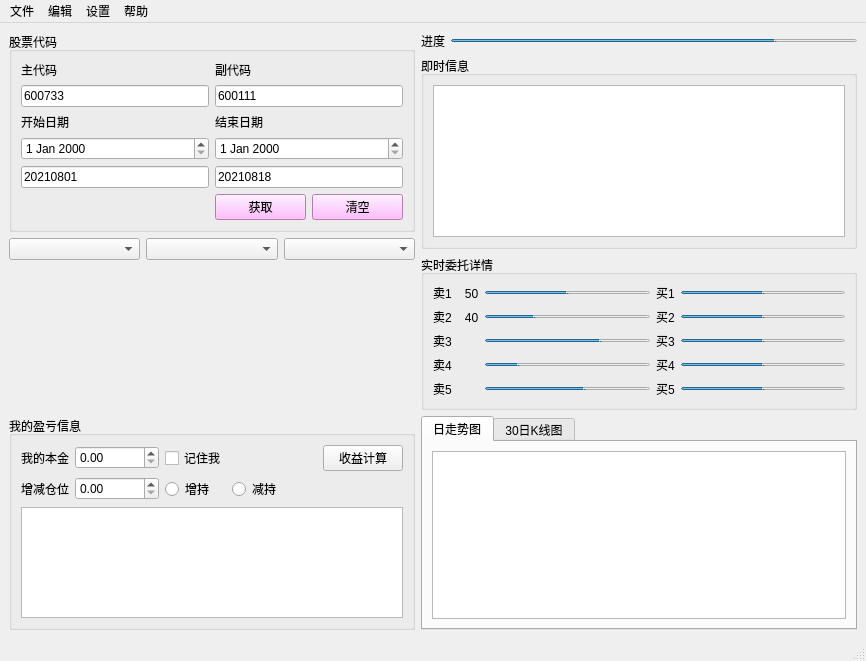
Old version of the form StockUI.ui in the repository yangjiameng/Stock_Monitoring.
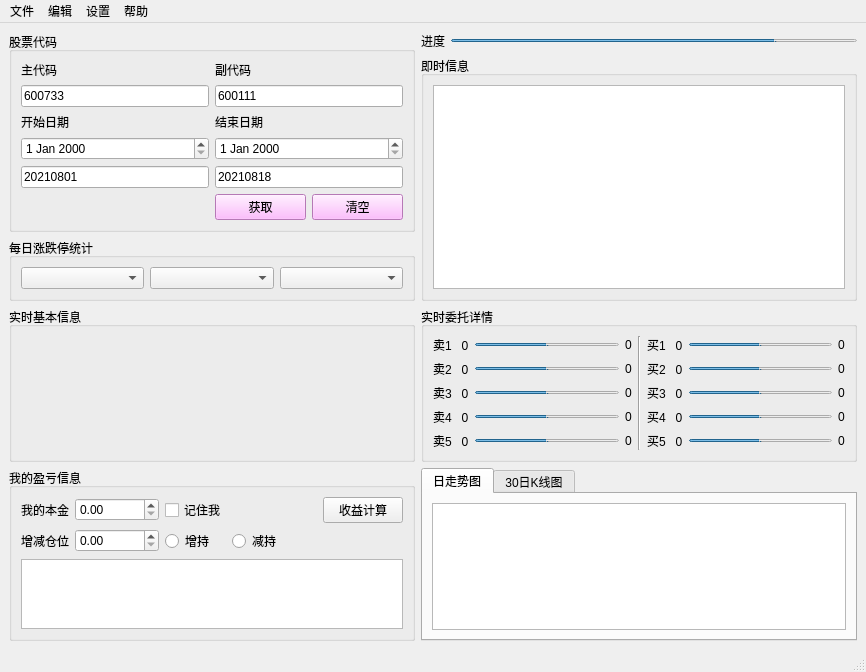
New version of the form. Custom widgets are drawn as their Qt base class.

Commit message: 更新买卖实时数据

What changed in the file:
```diff
--- a/StockUI.ui
+++ b/StockUI.ui
@@ -25,6 +25,389 @@
       </property>
      </widget>
     </item>
+    <item row="0" column="2">
+     <widget class="QProgressBar" name="progressBar_stock">
+      <property name="maximumSize">
+       <size>
+        <width>16777215</width>
+        <height>3</height>
+       </size>
+      </property>
+      <property name="styleSheet">
+       <string notr="true"/>
+      </property>
+      <property name="value">
+       <number>80</number>
+      </property>
+      <property name="textVisible">
+       <bool>false</bool>
+      </property>
+     </widget>
+    </item>
+    <item row="2" column="1" colspan="2">
+     <widget class="QGroupBox" name="groupBox_2">
+      <property name="title">
+       <string>实时委托详情</string>
+      </property>
+      <layout class="QGridLayout" name="gridLayout_8">
+       <item row="1" column="6">
+        <widget class="QLabel" name="label_b2">
+         <property name="text">
+          <string>0</string>
+         </property>
+        </widget>
+       </item>
+       <item row="1" column="0">
+        <widget class="QLabel" name="label_sell2">
+         <property name="text">
+          <string>卖2   0</string>
+         </property>
+        </widget>
+       </item>
+       <item row="3" column="1">
+        <widget class="QProgressBar" name="progressBar_s4">
+         <property name="maximumSize">
+          <size>
+           <width>16777215</width>
+           <height>3</height>
+          </size>
+         </property>
+         <property name="value">
+          <number>50</number>
+         </property>
+         <property name="textVisible">
+          <bool>false</bool>
+         </property>
+        </widget>
+       </item>
+       <item row="4" column="0">
+        <widget class="QLabel" name="label_sell5">
+         <property name="text">
+          <string>卖5   0</string>
+         </property>
+        </widget>
+       </item>
+       <item row="0" column="4">
+        <widget class="QLabel" name="label_buy1">
+         <property name="text">
+          <string>买1   0</string>
+         </property>
+        </widget>
+       </item>
+       <item row="3" column="4">
+        <widget class="QLabel" name="label_buy4">
+         <property name="text">
+          <string>买4   0</string>
+         </property>
+        </widget>
+       </item>
+       <item row="3" column="2">
+        <widget class="QLabel" name="label_s4">
+         <property name="text">
+          <string>0</string>
+         </property>
+        </widget>
+       </item>
+       <item row="4" column="1">
+        <widget class="QProgressBar" name="progressBar_s5">
+         <property name="maximumSize">
+          <size>
+           <width>16777215</width>
+           <height>3</height>
+          </size>
+         </property>
+         <property name="value">
+          <number>50</number>
+         </property>
+         <property name="textVisible">
+          <bool>false</bool>
+         </property>
+        </widget>
+       </item>
+       <item row="2" column="5">
+        <widget class="QProgressBar" name="progressBar_b3">
+         <property name="maximumSize">
+          <size>
+           <width>16777215</width>
+           <height>3</height>
+          </size>
+         </property>
+         <property name="value">
+          <number>50</number>
+         </property>
+         <property name="textVisible">
+          <bool>false</bool>
+         </property>
+        </widget>
+       </item>
+       <item row="0" column="2">
+        <widget class="QLabel" name="label_s1">
+         <property name="text">
+          <string>0</string>
+         </property>
+        </widget>
+       </item>
+       <item row="0" column="1">
+        <widget class="QProgressBar" name="progressBar_s1">
+         <property name="maximumSize">
+          <size>
+           <width>16777215</width>
+           <height>3</height>
+          </size>
+         </property>
+         <property name="value">
+          <number>50</number>
+         </property>
+         <property name="textVisible">
+          <bool>false</bool>
+         </property>
+        </widget>
+       </item>
+       <item row="2" column="0">
+        <widget class="QLabel" name="label_sell3">
+         <property name="text">
+          <string>卖3   0</string>
+         </property>
+        </widget>
+       </item>
+       <item row="4" column="6">
+        <widget class="QLabel" name="label_b5">
+         <property name="text">
+          <string>0</string>
+         </property>
+        </widget>
+       </item>
+       <item row="2" column="4">
+        <widget class="QLabel" name="label_buy3">
+         <property name="text">
+          <string>买3   0</string>
+         </property>
+        </widget>
+       </item>
+       <item row="1" column="2">
+        <widget class="QLabel" name="label_s2">
+         <property name="text">
+          <string>0</string>
+         </property>
+        </widget>
+       </item>
+       <item row="1" column="1">
+        <widget class="QProgressBar" name="progressBar_s2">
+         <property name="maximumSize">
+          <size>
+           <width>16777215</width>
+           <height>3</height>
+          </size>
+         </property>
+         <property name="value">
+          <number>50</number>
+         </property>
+         <property name="textVisible">
+          <bool>false</bool>
+         </property>
+        </widget>
+       </item>
+       <item row="2" column="1">
+        <widget class="QProgressBar" name="progressBar_s3">
+         <property name="maximumSize">
+          <size>
+           <width>16777215</width>
+           <height>3</height>
+          </size>
+         </property>
+         <property name="styleSheet">
+          <string notr="true"/>
+         </property>
+         <property name="value">
+          <number>50</number>
+         </property>
+         <property name="textVisible">
+          <bool>false</bool>
+         </property>
+        </widget>
+       </item>
+       <item row="3" column="5">
+        <widget class="QProgressBar" name="progressBar_b4">
+         <property name="maximumSize">
+          <size>
+           <width>16777215</width>
+           <height>3</height>
+          </size>
+         </property>
+         <property name="value">
+          <number>50</number>
+         </property>
+         <property name="textVisible">
+          <bool>false</bool>
+         </property>
+        </widget>
+       </item>
+       <item row="0" column="0">
+        <widget class="QLabel" name="label_sell1">
+         <property name="text">
+          <string>卖1   0</string>
+         </property>
+        </widget>
+       </item>
+       <item row="4" column="4">
+        <widget class="QLabel" name="label_buy5">
+         <property name="text">
+          <string>买5   0</string>
+         </property>
+        </widget>
+       </item>
+       <item row="0" column="6">
+        <widget class="QLabel" name="label_b1">
+         <property name="text">
+          <string>0</string>
+         </property>
+        </widget>
+       </item>
+       <item row="3" column="0">
+        <widget class="QLabel" name="label_sell4">
+         <property name="text">
+          <string>卖4   0</string>
+         </property>
+        </widget>
+       </item>
+       <item row="3" column="6">
+        <widget class="QLabel" name="label_b4">
+         <property name="text">
+          <string>0</string>
+         </property>
+        </widget>
+       </item>
+       <item row="1" column="5">
+        <widget class="QProgressBar" name="progressBar_b2">
+         <property name="maximumSize">
+          <size>
+           <width>16777215</width>
+           <height>3</height>
+          </size>
+         </property>
+         <property name="value">
+          <number>50</number>
+         </property>
+         <property name="textVisible">
+          <bool>false</bool>
+         </property>
+        </widget>
+       </item>
+       <item row="2" column="2">
+        <widget class="QLabel" name="label_s3">
+         <property name="text">
+          <string>0</string>
+         </property>
+        </widget>
+       </item>
+       <item row="2" column="6">
+        <widget class="QLabel" name="label_b3">
+         <property name="text">
+          <string>0</string>
+         </property>
+        </widget>
+       </item>
+       <item row="1" column="4">
+        <widget class="QLabel" name="label_buy2">
+         <property name="text">
+          <string>买2   0</string>
+         </property>
+        </widget>
+       </item>
+       <item row="4" column="2">
+        <widget class="QLabel" name="label_s5">
+         <property name="text">
+          <string>0</string>
+         </property>
+        </widget>
+       </item>
+       <item row="0" column="5">
+        <widget class="QProgressBar" name="progressBar_b1">
+         <property name="maximumSize">
+          <size>
+           <width>16777215</width>
+           <height>3</height>
+          </size>
+         </property>
+         <property name="value">
+          <number>50</number>
+         </property>
+         <property name="textVisible">
+          <bool>false</bool>
+         </property>
+        </widget>
+       </item>
+       <item row="4" column="5">
+        <widget class="QProgressBar" name="progressBar_b5">
+         <property name="maximumSize">
+          <size>
+           <width>16777215</width>
+           <height>3</height>
+          </size>
+         </property>
+         <property name="value">
+          <number>50</number>
+         </property>
+         <property name="textVisible">
+          <bool>false</bool>
+         </property>
+        </widget>
+       </item>
+       <item row="0" column="3" rowspan="5">
+        <widget class="Line" name="line">
+         <property name="orientation">
+          <enum>Qt::Vertical</enum>
+         </property>
+        </widget>
+       </item>
+      </layout>
+     </widget>
+    </item>
+    <item row="3" column="1" rowspan="2" colspan="2">
+     <widget class="QTabWidget" name="tabWidget">
+      <property name="currentIndex">
+       <number>0</number>
+      </property>
+      <widget class="QWidget" name="tab_daily">
+       <property name="focusPolicy">
+        <enum>Qt::NoFocus</enum>
+       </property>
+       <property name="contextMenuPolicy">
+        <enum>Qt::DefaultContextMenu</enum>
+       </property>
+       <attribute name="title">
+        <string>日走势图</string>
+       </attribute>
+       <layout class="QGridLayout" name="gridLayout_4">
+        <item row="0" column="0">
+         <widget class="GraphicsLayoutWidget" name="graphicsView_daily_line"/>
+        </item>
+       </layout>
+      </widget>
+      <widget class="QWidget" name="tab_30_K">
+       <attribute name="title">
+        <string>30日K线图</string>
+       </attribute>
+       <layout class="QGridLayout" name="gridLayout_5">
+        <item row="0" column="0">
+         <widget class="GraphicsLayoutWidget" name="graphicsView_matplot"/>
+        </item>
+       </layout>
+      </widget>
+     </widget>
+    </item>
+    <item row="1" column="1" colspan="2">
+     <widget class="QGroupBox" name="groupBox_realtime">
+      <property name="title">
+       <string>即时信息</string>
+      </property>
+      <layout class="QGridLayout" name="gridLayout_6">
+       <item row="0" column="0">
+        <widget class="QListWidget" name="listWidget_show_msg"/>
+       </item>
+      </layout>
+     </widget>
+    </item>
     <item row="3" column="0" rowspan="2">
      <widget class="QGroupBox" name="groupBox">
       <property name="title">
@@ -108,80 +491,20 @@
       </layout>
      </widget>
     </item>
-    <item row="1" column="1" colspan="2">
-     <widget class="QGroupBox" name="groupBox_realtime">
-      <property name="title">
-       <string>即时信息</string>
-      </property>
-      <layout class="QGridLayout" name="gridLayout_6">
-       <item row="0" column="0">
-        <widget class="QListWidget" name="listWidget_show_msg"/>
-       </item>
-      </layout>
-     </widget>
-    </item>
-    <item row="0" column="2">
-     <widget class="QProgressBar" name="progressBar_stock">
-      <property name="maximumSize">
-       <size>
-        <width>16777215</width>
-        <height>3</height>
-       </size>
-      </property>
-      <property name="styleSheet">
-       <string notr="true"/>
-      </property>
-      <property name="value">
-       <number>80</number>
-      </property>
-      <property name="textVisible">
-       <bool>false</bool>
-      </property>
-     </widget>
-    </item>
-    <item row="3" column="1" rowspan="2" colspan="2">
-     <widget class="QTabWidget" name="tabWidget">
-      <property name="currentIndex">
-       <number>0</number>
-      </property>
-      <widget class="QWidget" name="tab_daily">
-       <property name="focusPolicy">
-        <enum>Qt::NoFocus</enum>
-       </property>
-       <property name="contextMenuPolicy">
-        <enum>Qt::DefaultContextMenu</enum>
-       </property>
-       <attribute name="title">
-        <string>日走势图</string>
-       </attribute>
-       <layout class="QGridLayout" name="gridLayout_4">
-        <item row="0" column="0">
-         <widget class="GraphicsLayoutWidget" name="graphicsView_daily_line"/>
-        </item>
-       </layout>
-      </widget>
-      <widget class="QWidget" name="tab_30_K">
-       <attribute name="title">
-        <string>30日K线图</string>
-       </attribute>
-       <layout class="QGridLayout" name="gridLayout_5">
-        <item row="0" column="0">
-         <widget class="GraphicsLayoutWidget" name="graphicsView_matplot"/>
-        </item>
-       </layout>
-      </widget>
-     </widget>
-    </item>
-    <item row="0" column="0" rowspan="3">
+    <item row="0" column="0" rowspan="2">
      <layout class="QGridLayout" name="gridLayout_2">
-      <item row="2" column="0">
-       <widget class="QComboBox" name="comboBox"/>
-      </item>
-      <item row="2" column="1">
-       <widget class="QComboBox" name="comboBox_2"/>
-      </item>
-      <item row="2" column="2">
-       <widget class="QComboBox" name="comboBox_3"/>
+      <item row="11" column="0" colspan="3">
+       <spacer name="verticalSpacer">
+        <property name="orientation">
+         <enum>Qt::Vertical</enum>
+        </property>
+        <property name="sizeHint" stdset="0">
+         <size>
+          <width>20</width>
+          <height>40</height>
+         </size>
+        </property>
+       </spacer>
       </item>
       <item row="0" column="0" colspan="3">
        <widget class="QGroupBox" name="groupBox_stock">
@@ -293,258 +616,31 @@
         </layout>
        </widget>
       </item>
-      <item row="11" column="0" colspan="3">
-       <spacer name="verticalSpacer">
-        <property name="orientation">
-         <enum>Qt::Vertical</enum>
+      <item row="1" column="0" colspan="3">
+       <widget class="QGroupBox" name="groupBox_daily_up">
+        <property name="title">
+         <string>每日涨跌停统计 </string>
         </property>
-        <property name="sizeHint" stdset="0">
-         <size>
-          <width>20</width>
-          <height>40</height>
-         </size>
-        </property>
-       </spacer>
+        <layout class="QHBoxLayout" name="horizontalLayout">
+         <item>
+          <widget class="QComboBox" name="comboBox"/>
+         </item>
+         <item>
+          <widget class="QComboBox" name="comboBox_2"/>
+         </item>
+         <item>
+          <widget class="QComboBox" name="comboBox_3"/>
+         </item>
+        </layout>
+       </widget>
       </item>
      </layout>
     </item>
-    <item row="2" column="1" colspan="2">
-     <widget class="QGroupBox" name="groupBox_2">
+    <item row="2" column="0">
+     <widget class="QGroupBox" name="groupBox_3">
       <property name="title">
-       <string>实时委托详情</string>
+       <string>实时基本信息</string>
       </property>
-      <layout class="QGridLayout" name="gridLayout_8">
-       <item row="1" column="0">
-        <widget class="QLabel" name="label_sell2">
-         <property name="text">
-          <string>卖2    40</string>
-         </property>
-        </widget>
-       </item>
-       <item row="2" column="2">
-        <widget class="QLabel" name="label_buy3">
-         <property name="text">
-          <string>买3</string>
-         </property>
-        </widget>
-       </item>
-       <item row="3" column="1">
-        <widget class="QProgressBar" name="progressBar_4">
-         <property name="maximumSize">
-          <size>
-           <width>16777215</width>
-           <height>3</height>
-          </size>
-         </property>
-         <property name="value">
-          <number>20</number>
-         </property>
-         <property name="textVisible">
-          <bool>false</bool>
-         </property>
-        </widget>
-       </item>
-       <item row="4" column="1">
-        <widget class="QProgressBar" name="progressBar_5">
-         <property name="maximumSize">
-          <size>
-           <width>16777215</width>
-           <height>3</height>
-          </size>
-         </property>
-         <property name="value">
-          <number>60</number>
-         </property>
-         <property name="textVisible">
-          <bool>false</bool>
-         </property>
-        </widget>
-       </item>
-       <item row="3" column="0">
-        <widget class="QLabel" name="label_sell4">
-         <property name="text">
-          <string>卖4</string>
-         </property>
-        </widget>
-       </item>
-       <item row="1" column="2">
-        <widget class="QLabel" name="label_buy2">
-         <property name="text">
-          <string>买2</string>
-         </property>
-        </widget>
-       </item>
-       <item row="0" column="2">
-        <widget class="QLabel" name="label_buy1">
-         <property name="text">
-          <string>买1</string>
-         </property>
-        </widget>
-       </item>
-       <item row="2" column="1">
-        <widget class="QProgressBar" name="progressBar_3">
-         <property name="maximumSize">
-          <size>
-           <width>16777215</width>
-           <height>3</height>
-          </size>
-         </property>
-         <property name="value">
-          <number>70</number>
-         </property>
-         <property name="textVisible">
-          <bool>false</bool>
-         </property>
-        </widget>
-       </item>
-       <item row="1" column="1">
-        <widget class="QProgressBar" name="progressBar_2">
-         <property name="maximumSize">
-          <size>
-           <width>16777215</width>
-           <height>3</height>
-          </size>
-         </property>
-         <property name="value">
-          <number>30</number>
-         </property>
-         <property name="textVisible">
-          <bool>false</bool>
-         </property>
-        </widget>
-       </item>
-       <item row="2" column="0">
-        <widget class="QLabel" name="label_sell3">
-         <property name="text">
-          <string>卖3</string>
-         </property>
-        </widget>
-       </item>
-       <item row="4" column="0">
-        <widget class="QLabel" name="label_sell5">
-         <property name="text">
-          <string>卖5</string>
-         </property>
-        </widget>
-       </item>
-       <item row="0" column="0">
-        <widget class="QLabel" name="label_sell1">
-         <property name="text">
-          <string>卖1    50</string>
-         </property>
-        </widget>
-       </item>
-       <item row="3" column="2">
-        <widget class="QLabel" name="label_buy4">
-         <property name="text">
-          <string>买4</string>
-         </property>
-        </widget>
-       </item>
-       <item row="0" column="1">
-        <widget class="QProgressBar" name="progressBar">
-         <property name="maximumSize">
-          <size>
-           <width>16777215</width>
-           <height>3</height>
-          </size>
-         </property>
-         <property name="value">
-          <number>50</number>
-         </property>
-         <property name="textVisible">
-          <bool>false</bool>
-         </property>
-        </widget>
-       </item>
-       <item row="4" column="2">
-        <widget class="QLabel" name="label_buy5">
-         <property name="text">
-          <string>买5</string>
-         </property>
-        </widget>
-       </item>
-       <item row="0" column="3">
-        <widget class="QProgressBar" name="progressBar_6">
-         <property name="maximumSize">
-          <size>
-           <width>16777215</width>
-           <height>3</height>
-          </size>
-         </property>
-         <property name="value">
-          <number>50</number>
-         </property>
-         <property name="textVisible">
-          <bool>false</bool>
-         </property>
-        </widget>
-       </item>
-       <item row="1" column="3">
-        <widget class="QProgressBar" name="progressBar_7">
-         <property name="maximumSize">
-          <size>
-           <width>16777215</width>
-           <height>3</height>
-          </size>
-         </property>
-         <property name="value">
-          <number>50</number>
-         </property>
-         <property name="textVisible">
-          <bool>false</bool>
-         </property>
-        </widget>
-       </item>
-       <item row="2" column="3">
-        <widget class="QProgressBar" name="progressBar_8">
-         <property name="maximumSize">
-          <size>
-           <width>16777215</width>
-           <height>3</height>
-          </size>
-         </property>
-         <property name="value">
-          <number>50</number>
-         </property>
-         <property name="textVisible">
-          <bool>false</bool>
-         </property>
-        </widget>
-       </item>
-       <item row="3" column="3">
-        <widget class="QProgressBar" name="progressBar_9">
-         <property name="maximumSize">
-          <size>
-           <width>16777215</width>
-           <height>3</height>
-          </size>
-         </property>
-         <property name="value">
-          <number>50</number>
-         </property>
-         <property name="textVisible">
-          <bool>false</bool>
-         </property>
-        </widget>
-       </item>
-       <item row="4" column="3">
-        <widget class="QProgressBar" name="progressBar_10">
-         <property name="maximumSize">
-          <size>
-           <width>16777215</width>
-           <height>3</height>
-          </size>
-         </property>
-         <property name="value">
-          <number>50</number>
-         </property>
-         <property name="textVisible">
-          <bool>false</bool>
-         </property>
-        </widget>
-       </item>
-      </layout>
      </widget>
     </item>
    </layout>
```
Left out of the diff: 50 changed lines with no effect on the pictures. The commit also changes 2 other files.
